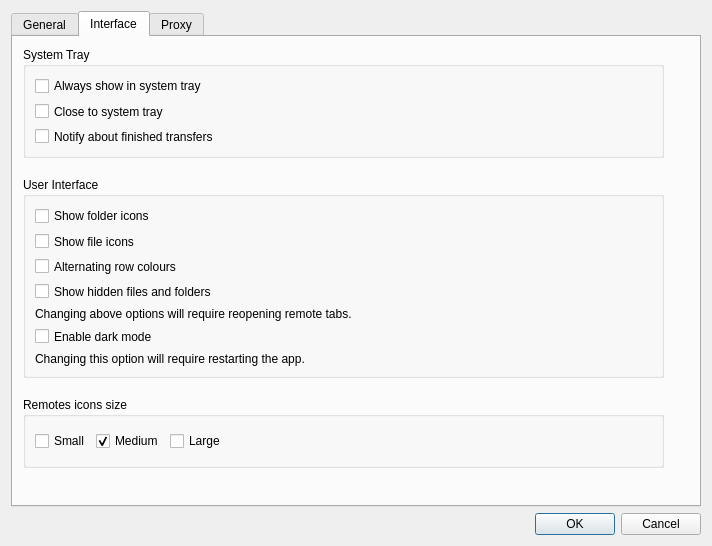
The window that src/preferences_dialog.ui (SysAdminDoc/RcloneBrowserNG) describes before a commit, drawn with Qt 5.
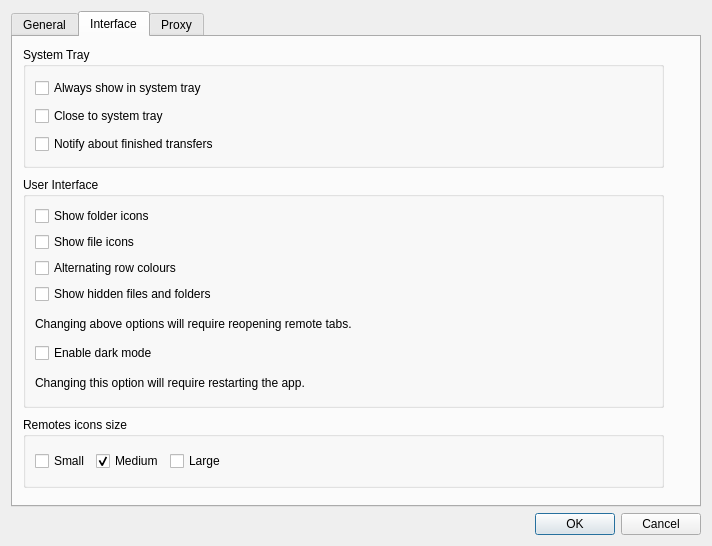
The same window after the commit. The open tabs and pages were chosen to show the change.

Commit message: preferences dialog window cosmetic

```diff
--- a/src/preferences_dialog.ui
+++ b/src/preferences_dialog.ui
@@ -277,7 +277,7 @@
          <x>10</x>
          <y>140</y>
          <width>641</width>
-         <height>201</height>
+         <height>231</height>
         </rect>
        </property>
        <property name="title">
@@ -353,7 +353,7 @@
          <x>10</x>
          <y>10</y>
          <width>641</width>
-         <height>111</height>
+         <height>121</height>
         </rect>
        </property>
        <property name="sizePolicy">
@@ -396,7 +396,7 @@
        <property name="geometry">
         <rect>
          <x>10</x>
-         <y>360</y>
+         <y>380</y>
          <width>641</width>
          <height>71</height>
         </rect>
```
Left out of the diff: 6 changed lines with no effect on the pictures.
